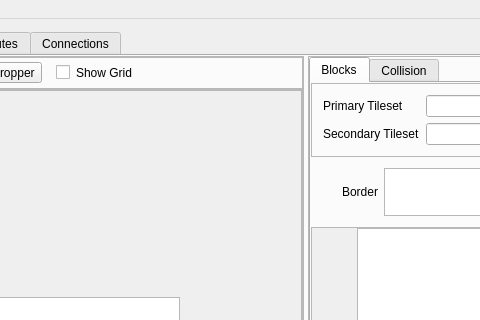
Before: the Qt Designer form mainwindow.ui in huderlem/porymap, drawn with Qt 5; both pictures show x 429 to 909 and y 0 to 320 of the 1117 by 747 pixel window.
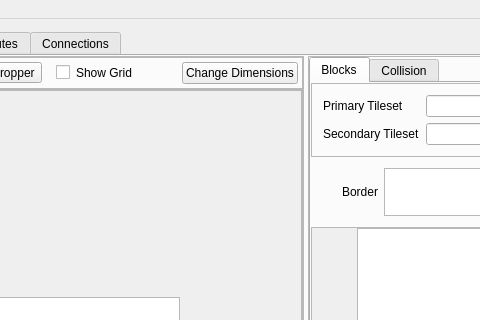
After: the same form once the commit is applied. Icons and pictures are not drawn. Custom widgets are drawn as their Qt base class.

Commit message: Add map dimensions dialog window

What changed in the file:
```diff
--- a/mainwindow.ui
+++ b/mainwindow.ui
@@ -250,6 +250,13 @@
                   </property>
                  </spacer>
                 </item>
+                <item>
+                 <widget class="QPushButton" name="pushButton">
+                  <property name="text">
+                   <string>Change Dimensions</string>
+                  </property>
+                 </widget>
+                </item>
                </layout>
               </widget>
              </item>
```
Left out of the diff: 2 changed lines with no effect on the pictures. The commit also changes 2 other files.
